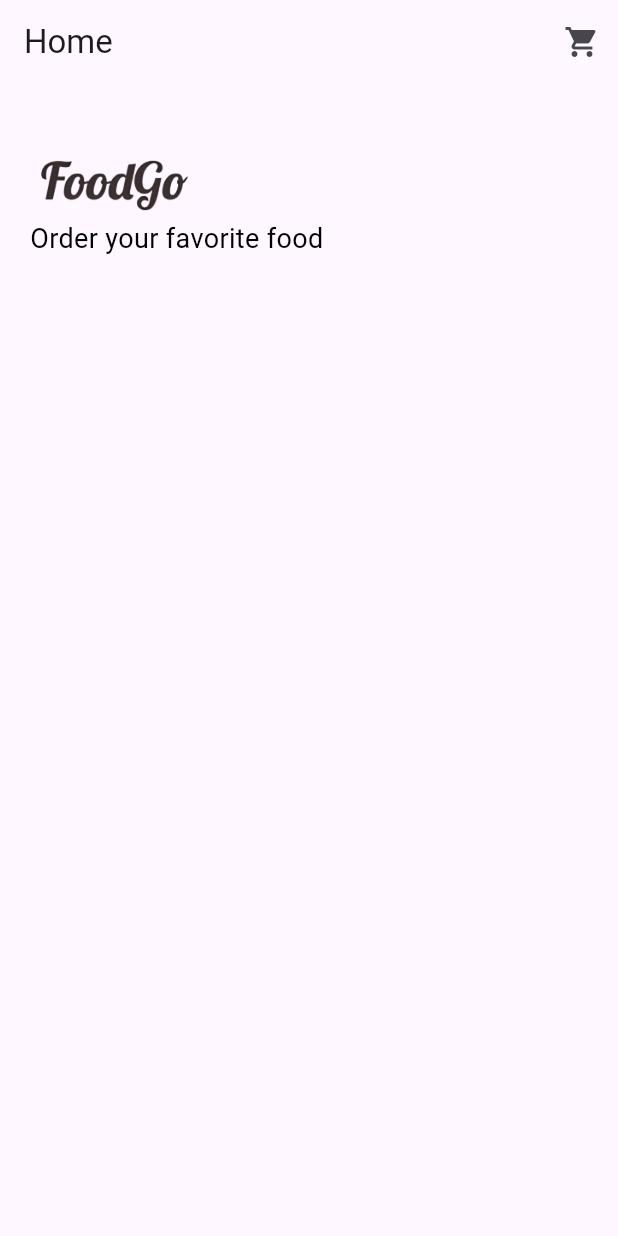
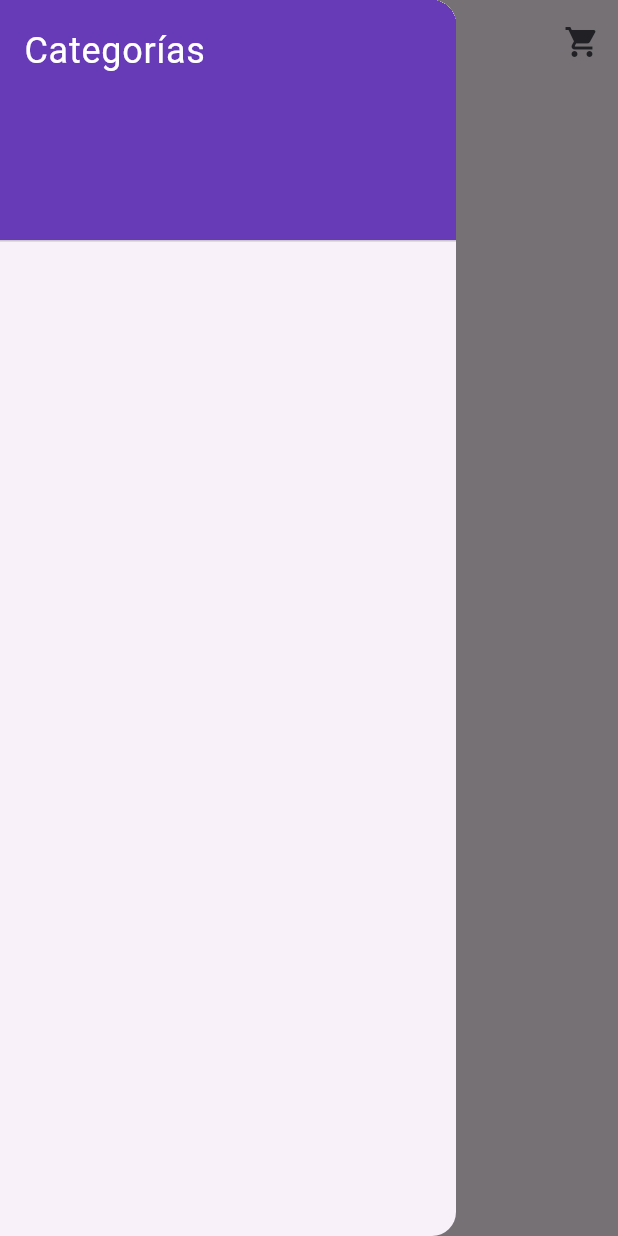
Before and after one commit to andercrzz/robot-swagger-ui, a Flutter app: the screen it shows after launch, with the side drawer open (before the commit the screen has no drawer), on a phone screen of 412 x 824 dp. Run offline on Flutter 3.47's test engine with Material 3 defaults, Android fonts, the phone set to English and light mode, and no system bars; our stand-ins replace cloud_firestore, firebase_core; accounts and stored records are empty.

Commit message:
menu lateral extensible

```diff
--- a/lib/pages/home.dart
+++ b/lib/pages/home.dart
@@ -57,6 +57,34 @@ class _HomeState extends State<Home> {
             },
           ),
         ],
+      ),
+      drawer: Drawer(
+        child: ListView(
+          padding: EdgeInsets.zero,
+          children: [
+            DrawerHeader(
+              decoration: BoxDecoration(
+                color: Colors.deepPurple,
+              ),
+              child: Text(
+                'Categorías',
+                style: TextStyle(
+                  color: Colors.white,
+                  fontSize: 24,
+                ),
+              ),
+            ),
+            ...categories.map((category) {
+              return ListTile(
+                title: Text(category.nombre),
+                onTap: () {
+                  Navigator.pop(context); // Cierra el drawer
+                  getProducts(category.nombre);
+                },
+              );
+            }).toList(),
+          ],
+        ),
       ),
       body: Container(
         margin: EdgeInsets.only(left: 20.0, top: 40.0),
```
